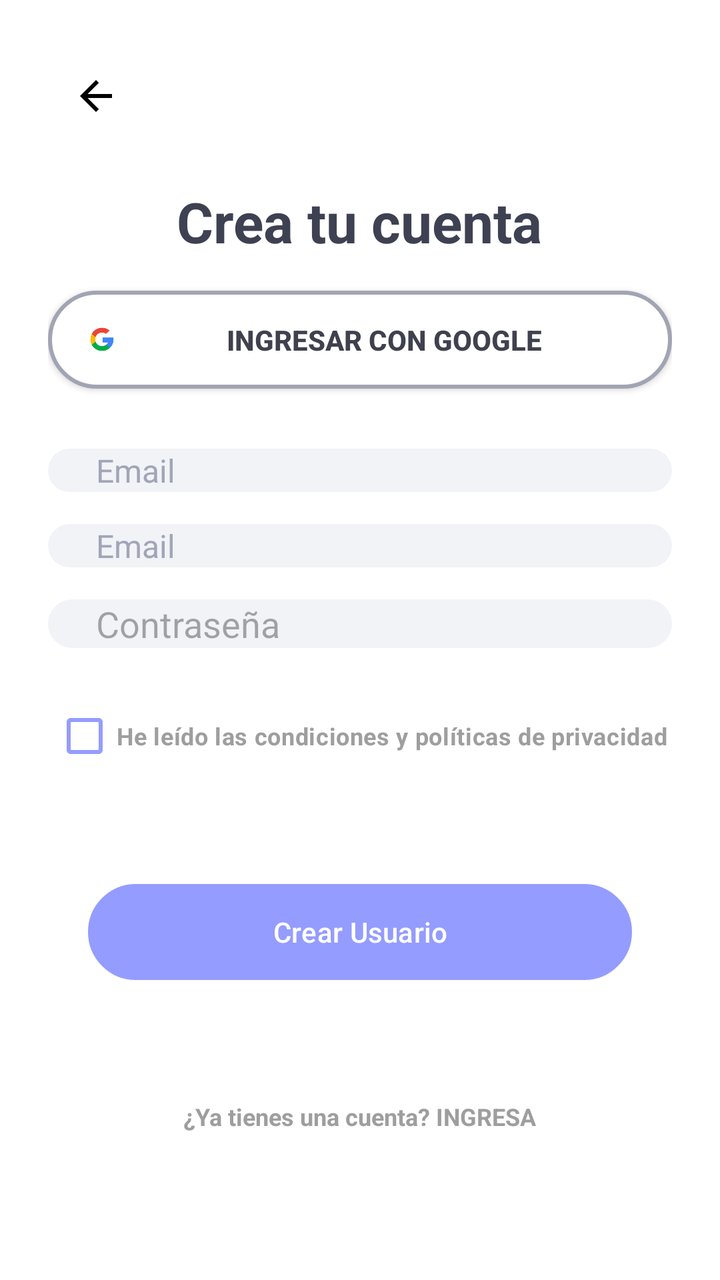
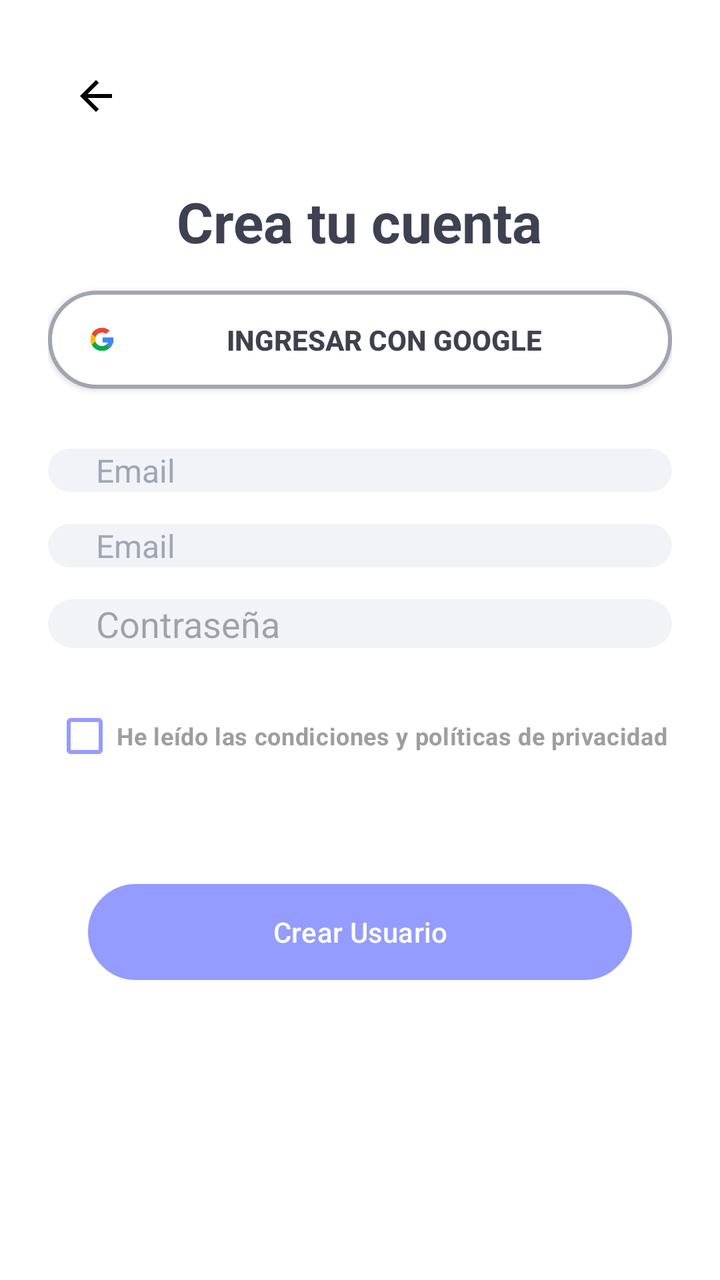

The first picture is an Android layout as it rendered before a commit; the second is the same layout after the commit. The layout source and the unified diff follow.
<!-- AndroidManifest.xml: application theme Theme.ClubDeportivoDAM -->
<!-- res/layout/activity_create_account.xml -->
<?xml version="1.0" encoding="utf-8"?>
<LinearLayout
    xmlns:android="http://schemas.android.com/apk/res/android"
    android:layout_width="match_parent"
    android:layout_height="match_parent"
    android:orientation="vertical"
    android:gravity="center_horizontal"
    android:padding="24dp"
    android:background="#FFFFFF">

    <ImageButton
        android:id="@+id/btnBack"
        android:layout_width="48dp"
        android:layout_height="48dp"
        android:layout_gravity="start"
        android:background="?attr/selectableItemBackgroundBorderless"
        android:src="@drawable/ic_arrow_back" />

    <TextView
        android:layout_width="wrap_content"
        android:layout_height="wrap_content"
        android:layout_marginTop="20dp"
        android:text="Crea tu cuenta"
        android:textColor="#3E4152"
        android:textSize="28sp"
        android:textStyle="bold" />

    <include
        android:id="@+id/btnGoogle"
        layout="@layout/view_boton_ingreso_google"
        android:layout_width="match_parent"
        android:layout_height="wrap_content"
        android:layout_marginTop="16dp"
        android:layout_marginBottom="30dp"/>

    <include
        android:id="@+id/etEmail1"
        layout="@layout/input_espacio"
        android:layout_width="match_parent"
        android:layout_height="wrap_content" />

    <include
        android:id="@+id/etEmail2"
        layout="@layout/input_espacio"
        android:layout_width="match_parent"
        android:layout_height="wrap_content"
        android:layout_marginTop="16dp"/>

    <include
        android:id="@+id/etPassword"
        layout="@layout/input_espacio_p"
        android:layout_width="match_parent"
        android:layout_height="wrap_content"
        android:layout_marginTop="16dp" />

    <CheckBox
        android:id="@+id/checkPoliticas"
        android:layout_width="wrap_content"
        android:layout_height="wrap_content"
        android:layout_marginVertical="20dp"
        android:text="He leído las condiciones y políticas de privacidad"
        android:textColor="#9E9E9E"
        android:textSize="12sp"
        android:textStyle="bold"
        android:buttonTint="#949CFF" />

    <include
        android:id="@+id/btnLogin"
        layout="@layout/view_boton_crear_cuenta"
        android:layout_width="match_parent"
        android:layout_height="wrap_content"
        android:layout_marginHorizontal="20dp"
        android:layout_marginVertical="30dp"/>

    <TextView
        android:layout_width="wrap_content"
        android:layout_height="wrap_content"
        android:layout_marginVertical="30dp"
        android:text="¿Ya tienes una cuenta? INGRESA"
        android:textColor="#9E9E9E"
        android:textSize="12sp"
        android:textStyle="bold" />

</LinearLayout>
<!-- res/layout/view_boton_ingreso_google.xml (included above) -->
<androidx.appcompat.widget.AppCompatButton
    xmlns:android="http://schemas.android.com/apk/res/android"

android:id="@+id/btnInternalSocial"
android:layout_width="match_parent"
android:layout_height="60dp"
android:background="@drawable/boton_redondeado"
android:drawableStart="@drawable/google_redimension"
android:drawablePadding="10dp"
android:paddingHorizontal="20dp"
    android:paddingVertical="15dp"
android:text="INGRESAR CON GOOGLE"
android:textAllCaps="true"
android:textColor="#3F414E"
android:textSize="14sp"
android:textStyle="bold"
    />
<!-- res/layout/input_espacio.xml (included above) -->
<?xml version="1.0" encoding="utf-8"?>
<EditText
    xmlns:android="http://schemas.android.com/apk/res/android"
    android:id="@+id/etEmailReal"
    android:layout_width="match_parent"
    android:layout_height="60dp"
    android:layout_marginHorizontal="20dp"
    android:layout_marginTop="10dp"
    android:layout_marginBottom="10dp"
    android:background="@drawable/input_field"
    android:paddingHorizontal="24dp"
    android:hint="Email"
    android:textColorHint="#A1A5B7"
    android:textColor="#3E4152"
    android:textSize="16sp"
    android:inputType="textEmailAddress"
    android:maxLines="1"
    android:singleLine="true" />
<!-- res/layout/input_espacio_p.xml (included above) -->
<?xml version="1.0" encoding="utf-8"?>
<EditText
    xmlns:android="http://schemas.android.com/apk/res/android"
    android:id="@+id/etPassReal"
    android:layout_width="match_parent"
    android:layout_height="60dp"
    android:background="@drawable/input_field"
    android:hint="Contraseña"
    android:inputType="textPassword"
    android:singleLine="true"
    android:paddingHorizontal="24dp" />
<!-- res/layout/view_boton_crear_cuenta.xml (included above) -->
<?xml version="1.0" encoding="utf-8"?>
<Button xmlns:android="http://schemas.android.com/apk/res/android"
    xmlns:app="http://schemas.android.com/apk/res-auto"
    android:id="@+id/btnIngreso"
    android:background="@drawable/boton_redondeado"
    android:layout_width="match_parent"
    android:layout_height="60dp"
    android:backgroundTint="#949CFF"
    android:text="Crear Usuario"
    android:textColor="#FFFFFF"
    app:cornerRadius="30dp" />
<!-- resources referenced by this layout -->
<resources>
  <!-- drawable boton_redondeado (drawable) -->
  <shape xmlns:android="http://schemas.android.com/apk/res/android">
      <solid android:color="#FFFFFF" />
  
      <stroke
          android:width="2dp"
          android:color="#A1A4B2" /> <corners android:radius="30dp" />
  </shape>
  <!-- drawable google_redimension (drawable) -->
  <?xml version="1.0" encoding="utf-8"?>
  <layer-list xmlns:android="http://schemas.android.com/apk/res/android">
      <item
          android:drawable="@drawable/google_logo"
          android:width="14dp"
          android:height="14dp" />
  </layer-list>
  <!-- drawable ic_arrow_back (drawable) -->
  <vector xmlns:android="http://schemas.android.com/apk/res/android" android:autoMirrored="true" android:height="24dp" android:tint="#000000" android:viewportHeight="960" android:viewportWidth="960" android:width="24dp">
        
      <path android:fillColor="@android:color/white" android:pathData="M313,520L537,744L480,800L160,480L480,160L537,216L313,440L800,440L800,520L313,520Z"/>
      
  </vector>
  <!-- drawable input_field (drawable) -->
  <?xml version="1.0" encoding="utf-8"?>
  <shape xmlns:android="http://schemas.android.com/apk/res/android">
      <solid android:color="#F2F3F7" /> <corners android:radius="30dp" />
  </shape>
  <style name="Theme.ClubDeportivoDAM" parent="Base.Theme.ClubDeportivoDAM" />
  <!-- drawable google_logo: webp bitmap (drawable, 4086 bytes) -->
  <style name="Base.Theme.ClubDeportivoDAM" parent="Theme.Material3.DayNight.NoActionBar">
          
          
      </style>
</resources>

<!-- the commit's change to res/layout/activity_create_account.xml (unified diff, before → after) -->
@@ -72,14 +72,7 @@
         android:layout_marginHorizontal="20dp"
         android:layout_marginVertical="30dp"/>
 
-    <TextView
-        android:layout_width="wrap_content"
-        android:layout_height="wrap_content"
-        android:layout_marginVertical="30dp"
-        android:text="¿Ya tienes una cuenta? INGRESA"
-        android:textColor="#9E9E9E"
-        android:textSize="12sp"
-        android:textStyle="bold" />
+
 
 </LinearLayout>
 <!-- res/layout/view_boton_ingreso_google.xml (included above) -->
